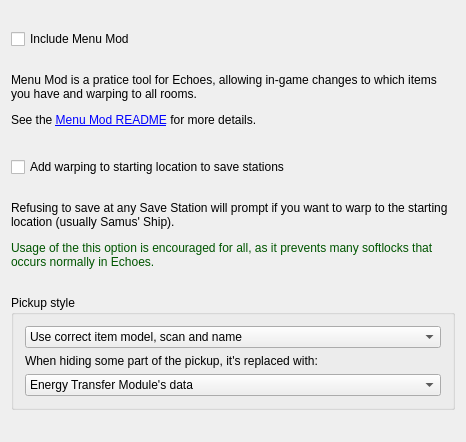
Above: randovania/gui/ui_files/game_patches_window.ui from randovania/randovania before the change. Below: the same form after it.
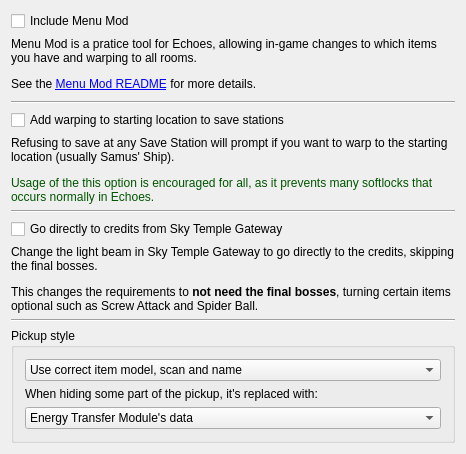
That is the form after the change.

Commit message: Added option to skip final bosses

What changed in the file:
```diff
--- a/randovania/gui/ui_files/game_patches_window.ui
+++ b/randovania/gui/ui_files/game_patches_window.ui
@@ -7,7 +7,7 @@
     <x>0</x>
     <y>0</y>
     <width>466</width>
-    <height>442</height>
+    <height>454</height>
    </rect>
   </property>
   <property name="windowTitle">
@@ -59,6 +59,13 @@
       </property>
      </widget>
     </item>
+    <item>
+     <widget class="Line" name="line_1">
+      <property name="orientation">
+       <enum>Qt::Horizontal</enum>
+      </property>
+     </widget>
+    </item>
     <item>
      <widget class="QCheckBox" name="warp_to_start_check">
       <property name="text">
@@ -91,6 +98,43 @@
       </property>
      </widget>
     </item>
+    <item>
+     <widget class="Line" name="line_2">
+      <property name="orientation">
+       <enum>Qt::Horizontal</enum>
+      </property>
+     </widget>
+    </item>
+    <item>
+     <widget class="QCheckBox" name="skip_final_bosses_check">
+      <property name="text">
+       <string>Go directly to credits from Sky Temple Gateway</string>
+      </property>
+     </widget>
+    </item>
+    <item>
+     <widget class="QLabel" name="skip_final_bosses_label">
+      <property name="mouseTracking">
+       <bool>true</bool>
+      </property>
+      <property name="text">
+       <string>&lt;html&gt;&lt;head/&gt;&lt;body&gt;&lt;p&gt;Change the light beam in Sky Temple Gateway to go directly to the credits, skipping the final bosses.&lt;/p&gt;&lt;p&gt;This changes the requirements to &lt;span style=&quot; font-weight:600;&quot;&gt;not need the final bosses&lt;/span&gt;, turning certain items optional such as Screw Attack and Spider Ball.&lt;/p&gt;&lt;/body&gt;&lt;/html&gt;</string>
+      </property>
+      <property name="alignment">
+       <set>Qt::AlignLeading|Qt::AlignLeft|Qt::AlignTop</set>
+      </property>
+      <property name="wordWrap">
+       <bool>true</bool>
+      </property>
+     </widget>
+    </item>
+    <item>
+     <widget class="Line" name="line_3">
+      <property name="orientation">
+       <enum>Qt::Horizontal</enum>
+      </property>
+     </widget>
+    </item>
     <item>
      <widget class="QGroupBox" name="pickup_style_box">
       <property name="sizePolicy">
```
Left out of the diff: 2 changed lines with no effect on the pictures. The commit also changes 9 other files.
